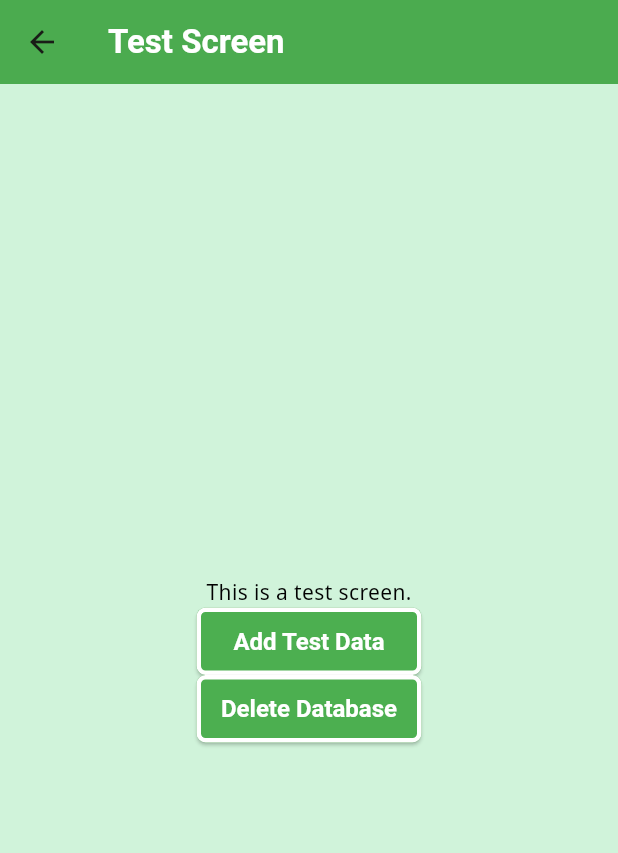
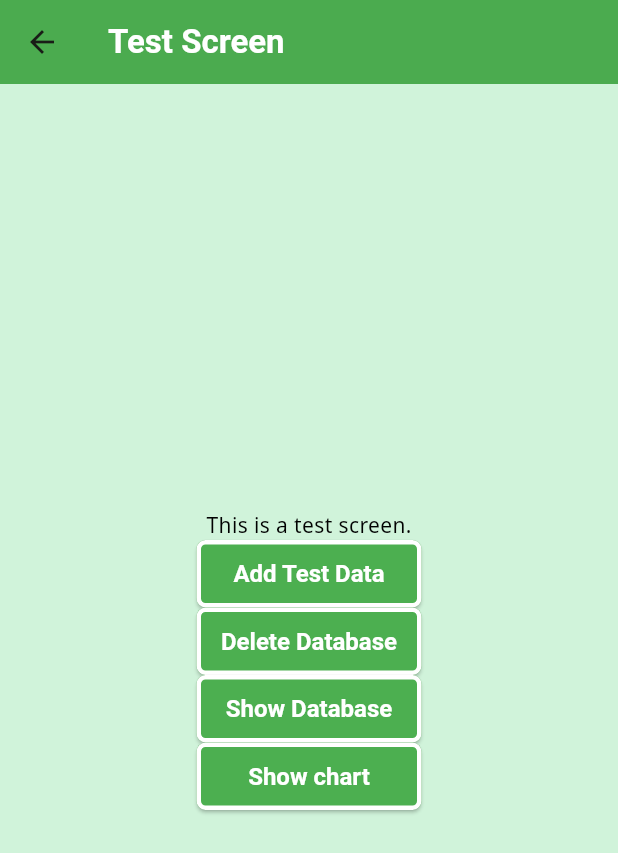
Before and after one commit to chrbuchsteiner61/PuttingDrill, a Flutter app: the TestScreen screen opened directly, after a tap on "Add Test Data", on a phone screen of 412 x 824 dp. Shown: the top 853 px of the screen. Run offline on Flutter 3.47's test engine with Material 3 defaults, Android fonts, the phone set to English and light mode, and no system bars; our stand-ins replace fl_chart, flutter_svg, logger, shared_preferences, sqflite; missing offline and left inert: country_flags; accounts and stored records are empty; generated files the repository leaves out were written again; project files that could hold a hidden picture were left out.

Commit message:
new charts

```diff
--- a/lib/dev_area/test_data.dart
+++ b/lib/dev_area/test_data.dart
@@ -4,6 +4,16 @@
 List<PuttingResult> generateTestData(int count) {
   final random = Random();
   final List<PuttingResult> testData = [];
+
+  List<String> ofDates = [];
+
+  for (int i = 0; i < count; i++) {
+    ofDates.add(DateTime.now()
+        .subtract(Duration(days: random.nextInt(30)))
+        .toIso8601String());
+  }
+
+  ofDates.sort();
 
   for (int i = 0; i < count; i++) {
     final successRate = random.nextDouble();
@@ -15,11 +25,10 @@
       criteria3: random.nextInt(9) + 1,
       success: random.nextDouble(),
       successRate: (successRate * 100),
-      dateOfPractice: DateTime.now().subtract(Duration(days: random.nextInt(30))).toIso8601String(),
+      dateOfPractice: ofDates[i],
     );
 
     testData.add(puttingResult);
-
   }
 
   return testData;
--- a/lib/dev_area/test_screen.dart
+++ b/lib/dev_area/test_screen.dart
@@ -1,10 +1,10 @@
 import 'package:flutter/material.dart';
-import 'package:logger/logger.dart';
+
+import 'package:myapp/dev_area/results_test.dart';
+import 'package:myapp/dev_area/test_chart.dart';
 import 'package:myapp/dev_area/test_data.dart';
 import 'package:myapp/methods_and_helper/constants.dart';
 import 'package:myapp/methods_and_helper/database_helper.dart';
-
-var logger = Logger();
 
 class TestScreen extends StatelessWidget {
   const TestScreen({super.key});
@@ -44,6 +44,40 @@
                 child: const Text('Delete Database'),
               ),
             ),
+            spaceBetween,
+            SizedBox(
+              width: 150.0,
+              height: 45.0,
+              child: ElevatedButton(
+                style: appsButtonStyle,
+                onPressed: () {
+                  Navigator.push(
+                    context,
+                    MaterialPageRoute(
+                      builder: (context) => const ResultsTest(),
+                    ),
+                  );
+                },
+                child: const Text('Show Database'),
+              ),
+            ),
+            spaceBetween,
+            SizedBox(
+              width: 150.0,
+              height: 45.0,
+              child: ElevatedButton(
+                style: appsButtonStyle,
+                onPressed: () {
+                  Navigator.push(
+                    context,
+                    MaterialPageRoute(
+                      builder: (context) => const TestChart(aDrill: 1),
+                    ),
+                  );
+                },
+                child: const Text('Show chart'),
+              ),
+            ),
           ],
         ),
       ),
--- a/lib/main.dart
+++ b/lib/main.dart
@@ -9,7 +9,7 @@
 import 'package:myapp/methods_and_helper/language_helper.dart';
 import 'package:myapp/ui_elements/drill_line.dart';
 import 'package:myapp/methods_and_helper/constants.dart';
-import 'package:myapp/theme_data.dart';
+import 'package:myapp/methods_and_helper/theme_data.dart';
 
 void main() => runApp(const PuttingDrillApp());
 
--- a/lib/methods_and_helper/database_helper.dart
+++ b/lib/methods_and_helper/database_helper.dart
@@ -1,6 +1,5 @@
-import 'dart:io';
-//import 'package:sqflite/sqflite.dart';
-import 'package:sqflite_common_ffi/sqflite_ffi.dart';
+import 'package:sqflite/sqflite.dart';
+//import 'package:sqflite_common_ffi/sqflite_ffi.dart';
 import 'package:path/path.dart';
 
 class PuttingResult {
@@ -46,10 +45,7 @@
   DatabaseHelper._internal();
 
   Future<Database> get database async {
-    if (Platform.isWindows || Platform.isLinux) {
-      // Initialize FFI
-      sqfliteFfiInit();
-    }
+
     if (_database != null) return _database!;
     _database = await _initDatabase();
     return _database!;
--- a/lib/ui_elements/drill_line.dart
+++ b/lib/ui_elements/drill_line.dart
@@ -6,7 +6,7 @@
 import 'package:myapp/user_areas/explain_screen.dart';
 import 'package:myapp/user_areas/input_screen/input_screen.dart';
 import 'package:myapp/user_areas/results_screen/results_screen.dart';
-//import 'package:myapp/user_areas/results_test.dart';
+// import 'package:myapp/user_areas/results_screen/results_test.dart';
 import 'package:myapp/methods_and_helper/drills.dart';
 
 class DrillLine extends StatelessWidget {
@@ -125,8 +125,8 @@
                   Navigator.push(
                     context,
                     MaterialPageRoute(
-                      builder: (context) =>
-                          ResultsScreen(numberOfDrill: aDrill.drillNo)),
+                      builder: (context) => ResultsScreen(numberOfDrill: aDrill.drillNo,),
+                    ),
                   );
                 },
                 child: Text(localizations.viewResults),
--- a/lib/user_areas/the_info_drawer.dart
+++ b/lib/user_areas/the_info_drawer.dart
@@ -4,7 +4,7 @@
 
 import 'package:myapp/main.dart';
 import 'package:myapp/methods_and_helper/constants.dart';
-import 'package:myapp/languages.dart';
+import 'package:myapp/methods_and_helper/languages.dart';
 import 'package:flutter_gen/gen_l10n/app_localizations.dart';
 
 class AStatement extends StatelessWidget {
```
Also changed, not shown: lib/dev_area/results_test.dart (renamed from lib/user_areas/results_screen/results_test.dart, +16 -11 lines), lib/dev_area/test_chart.dart (added, +101 -0 lines), lib/user_areas/results_screen/get_results_data.dart (added, +33 -0 lines), lib/user_areas/results_screen/results_screen.dart (+36 -56 lines), lib/methods_and_helper/languages.dart (renamed from lib/languages.dart), lib/methods_and_helper/theme_data.dart (renamed from lib/theme_data.dart), 2 other files. Lines whose indentation alone changed are shown as unchanged.
